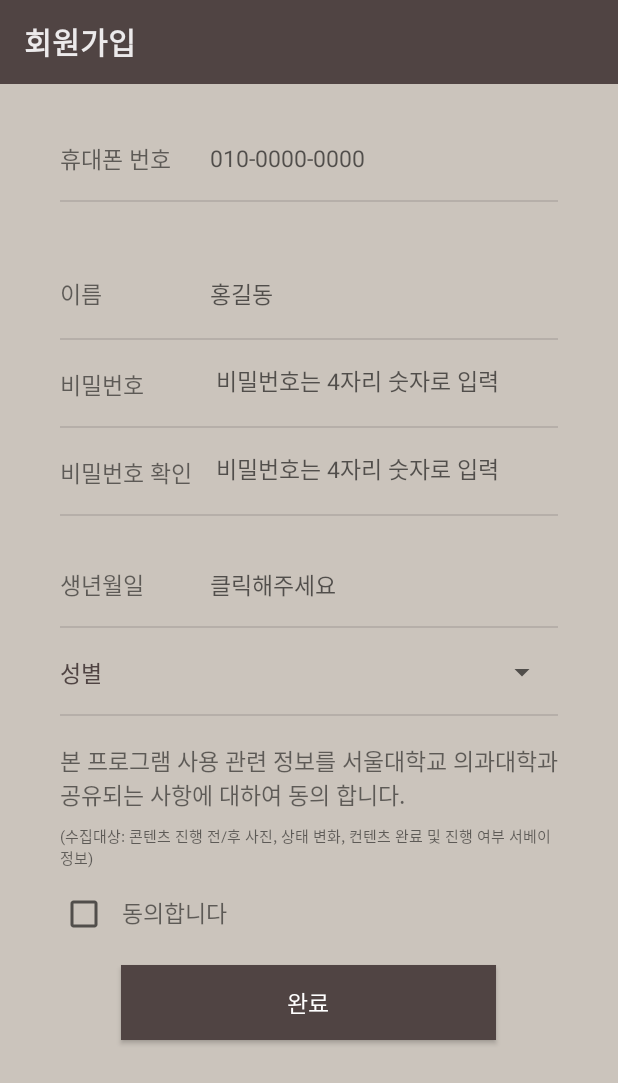
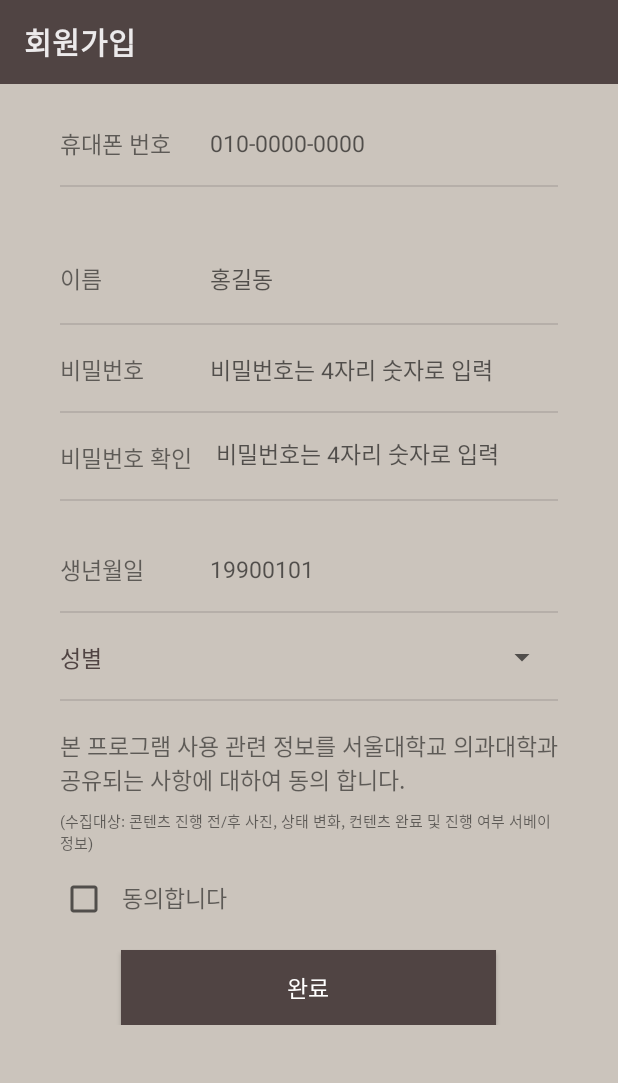
Before and after one commit to woosuk-oh/Healer, an Android app: the layout activity_signup.xml on its own in the app's theme, with its tools: preview values and no code run, on a phone screen of 412 x 824 dp. Shown: the top 1083 px of the screen. Run offline under Robolectric (Android 15) with nearby library versions, the phone set to English and light mode, and no system bars; Roboto replaces fonts that are not available here.

Commit message:
웹뷰, 서베이 , 환경설정 구현 전.
1차 프로토 전달. 3
(미디어플레이어, 이모션 액티비티 뒤로가기 적용 완료)

```diff
--- a/app/src/main/java/scross/healer/emotion/EmotionActivity.java
+++ b/app/src/main/java/scross/healer/emotion/EmotionActivity.java
@@ -80,20 +80,24 @@ public class EmotionActivity extends BaseActivity{
 
             dialog.newInstance(state);
             dialog.show(getFragmentManager(), "emotion dialog");
+            finish();
 
         }else if (state ==3){
 
             Intent intent1 = new Intent(getApplication(), MediaplayerActivity.class);
             intent1.putExtra("state", state);
             startActivity(intent1);
+            finish();
         }else if(state == 6 && lastDay < 8 ){
             Intent intent1 = new Intent(getApplication(), MainActivity.class);
             intent1.putExtra("state", state);
             Toast.makeText(HealerContext.getContext(), "금일 과정은 모두 종료되었습니다. 내일 다시 진행해주세요",Toast.LENGTH_LONG);
 
             startActivity(intent1);
+            finish();
         }else{
-            Toast.makeText(HealerContext.getContext(), "에러",Toast.LENGTH_LONG);
+            Toast.makeText(HealerContext.getContext(), "에러. 뒤로가기를 눌러주세요!",Toast.LENGTH_LONG);
+
         }
 
     }
--- a/app/src/main/java/scross/healer/emotion/EmotionDialog.java
+++ b/app/src/main/java/scross/healer/emotion/EmotionDialog.java
@@ -431,6 +431,7 @@ public class EmotionDialog extends DialogFragment implements View.OnClickListene
 
 
 
+
                                 } else {
                                     Toast.makeText(HealerContext.getContext(), "감정 선택에 실패했습니다", Toast.LENGTH_SHORT).show();
                                 }
--- a/app/src/main/res/layout/activity_login.xml
+++ b/app/src/main/res/layout/activity_login.xml
@@ -35,7 +35,7 @@
                 android:hint="휴대전화 번호"
                 android:inputType="number"
                 android:paddingLeft="20dp"
-                android:text="01056080200" />
+                android:text="" />
 
             <LinearLayout
                 android:layout_width="320dp"
@@ -50,7 +50,7 @@
                 android:hint="비밀번호"
                 android:inputType="textPassword"
                 android:paddingLeft="20dp"
-                android:text="1234" />
+                android:text="" />
 
         </LinearLayout>
 
--- a/app/src/main/res/layout/activity_signup.xml
+++ b/app/src/main/res/layout/activity_signup.xml
@@ -1,5 +1,5 @@
 <?xml version="1.0" encoding="utf-8"?>
-<LinearLayout xmlns:android="http://schemas.android.com/apk/res/android"
+<RelativeLayout xmlns:android="http://schemas.android.com/apk/res/android"
     xmlns:app="http://schemas.android.com/apk/res-auto"
     android:id="@+id/frameToolbarHome"
     style="@style/AppTheme.NoActionBar"
@@ -44,15 +44,19 @@
         </android.support.design.widget.AppBarLayout>
 
     </android.support.design.widget.CoordinatorLayout>
+    <ScrollView
+        android:layout_below="@+id/main_content"
 
+        android:layout_width="match_parent"
+        android:layout_height="match_parent">
 
     <LinearLayout
         android:layout_width="match_parent"
         android:layout_height="match_parent"
-        android:layout_marginBottom="52dp"
         android:layout_marginLeft="40dp"
+        android:layout_marginTop="10dp"
         android:layout_marginRight="40dp"
-        android:layout_marginTop="20dp"
+        android:layout_marginBottom="20dp"
         android:gravity="top|center"
         android:orientation="vertical">
 
@@ -140,17 +144,20 @@
                 android:text="비밀번호"
                 android:textSize="15sp" />
 
-            <android.support.design.widget.TextInputEditText
+            <EditText
                 android:id="@+id/password1"
                 android:layout_width="match_parent"
                 android:layout_height="match_parent"
                 android:hint="비밀번호는 4자리 숫자로 입력"
                 android:textColor="#574b4a"
                 android:textSize="15sp"
-                app:passwordToggleTintMode="src_atop"
+                android:background="@null"
+
+                />
+            <!--    app:passwordToggleTintMode="src_atop"
                 app:passwordToggleTint="@color/selector_password_visibility_toggle"
                 app:passwordToggleEnabled="true"
-                android:backgroundTint="@android:color/transparent"/>
+                android:backgroundTint="@android:color/transparent"-->
 
 
         </LinearLayout>
@@ -213,7 +220,7 @@
                 android:layout_width="match_parent"
                 android:layout_height="match_parent"
                 android:background="@null"
-                android:hint="클릭해주세요"
+                android:hint="19900101"
                 android:inputType="date"
                 android:onClick="onClick"
                 android:textColor="#574b4a"
@@ -263,6 +270,7 @@
         <include layout="@layout/line_bar_util" />
 
         <LinearLayout
+            android:id="@+id/signuo_linear_text"
             android:layout_width="match_parent"
             android:layout_height="wrap_content"
             android:layout_marginTop="18dp"
@@ -286,6 +294,7 @@
                 android:textSize="10sp" />
 
             <LinearLayout
+
                 android:layout_width="match_parent"
                 android:layout_height="match_parent"
                 android:orientation="horizontal"
@@ -311,7 +320,10 @@
 
         </LinearLayout>
 
+
+
         <Button
+            android:layout_below="@+id/signuo_linear_text"
             android:id="@+id/signup_submit_btn"
             android:layout_width="250dp"
             android:layout_height="50dp"
@@ -324,6 +336,6 @@
 
 
     </LinearLayout>
+</ScrollView>
 
-
-</LinearLayout>
+</RelativeLayout>
--- a/app/src/main/res/layout/fragment_survay.xml
+++ b/app/src/main/res/layout/fragment_survay.xml
@@ -5,12 +5,12 @@
     android:layout_height="match_parent">
 
 
-    <Toolbar
+  <!--  <Toolbar
         android:layout_width="wrap_content"
         android:layout_height="wrap_content">
 
 
-    </Toolbar>
+    </Toolbar>-->
 
     <ImageView
         android:layout_width="wrap_content"
```
Also changed, not shown: app/src/main/java/scross/healer/account/SignupActivity.java (+4 -4 lines).
